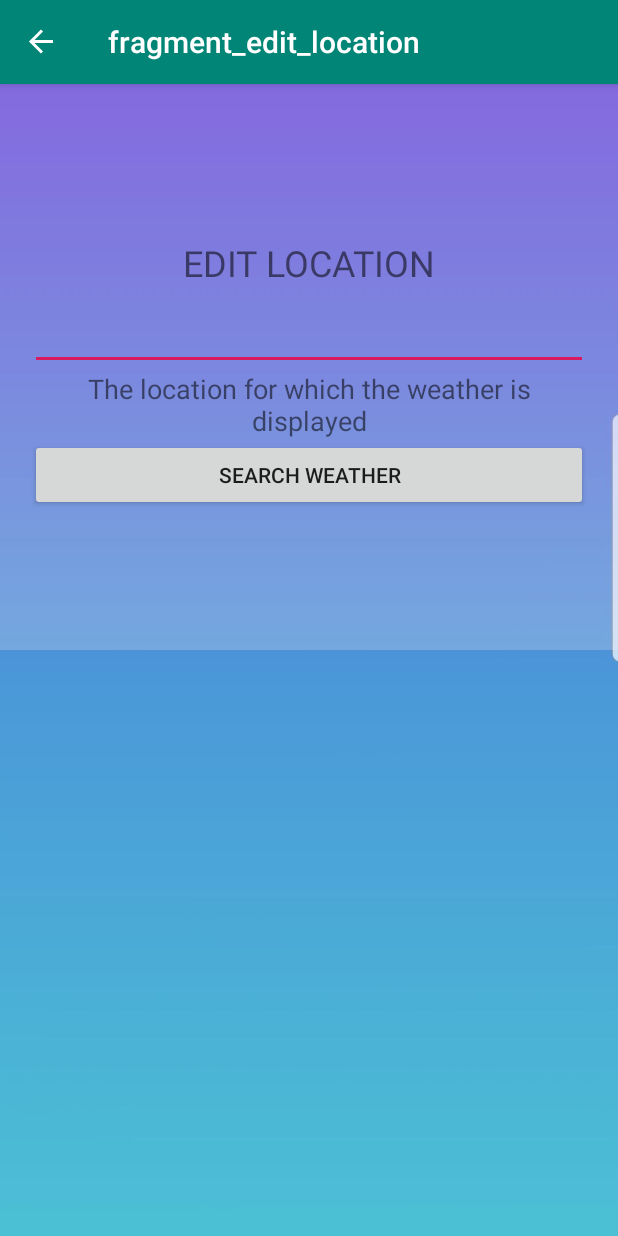
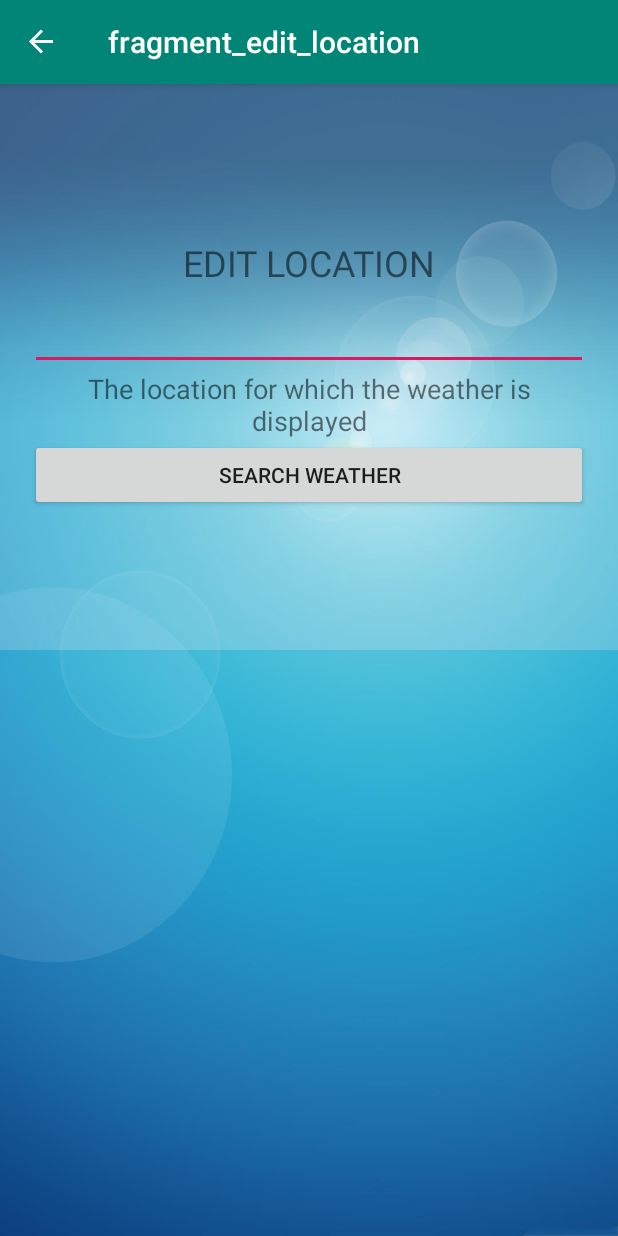
Before and after one commit to geethupadachery/MyWeatherApp, an Android app: the EditLocationFragment screen opened through its navigation route, on a phone screen of 412 x 824 dp. Run offline under Robolectric (Android 15) with nearby library versions, the phone set to English and light mode, and no system bars; our stand-ins replace data binding, navigation-ui; pictures from the network do not load; 3 statements that could not run were skipped.

```diff
--- a/app/src/main/res/layout/fragment_edit_location.xml
+++ b/app/src/main/res/layout/fragment_edit_location.xml
@@ -10,7 +10,7 @@
     <RelativeLayout
         android:layout_width="match_parent"
         android:layout_height="match_parent"
-        android:background="@drawable/background">
+        android:background="@drawable/background2">
 
         <LinearLayout
             android:layout_width="match_parent"
```
